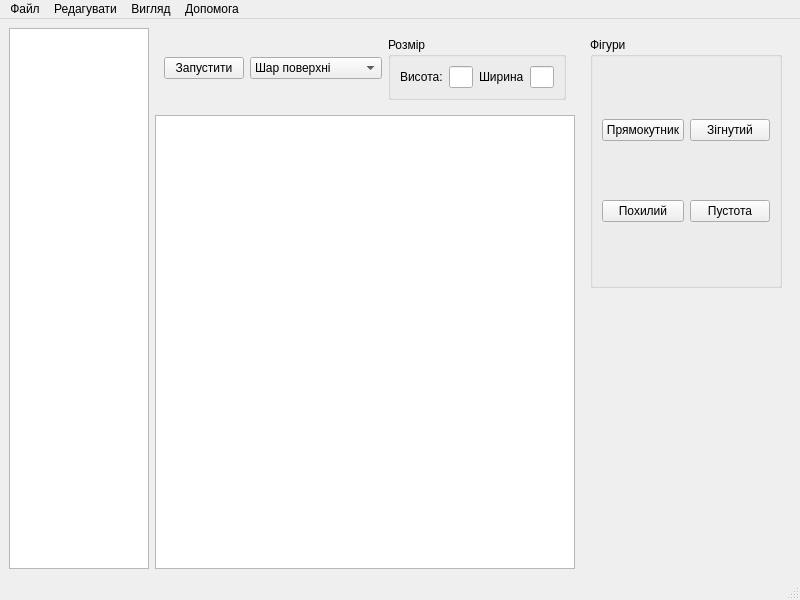
Before: the Qt Designer form interface/mainwindow.ui in JMrMark/FlatVec-Viewer, drawn with Qt 5.
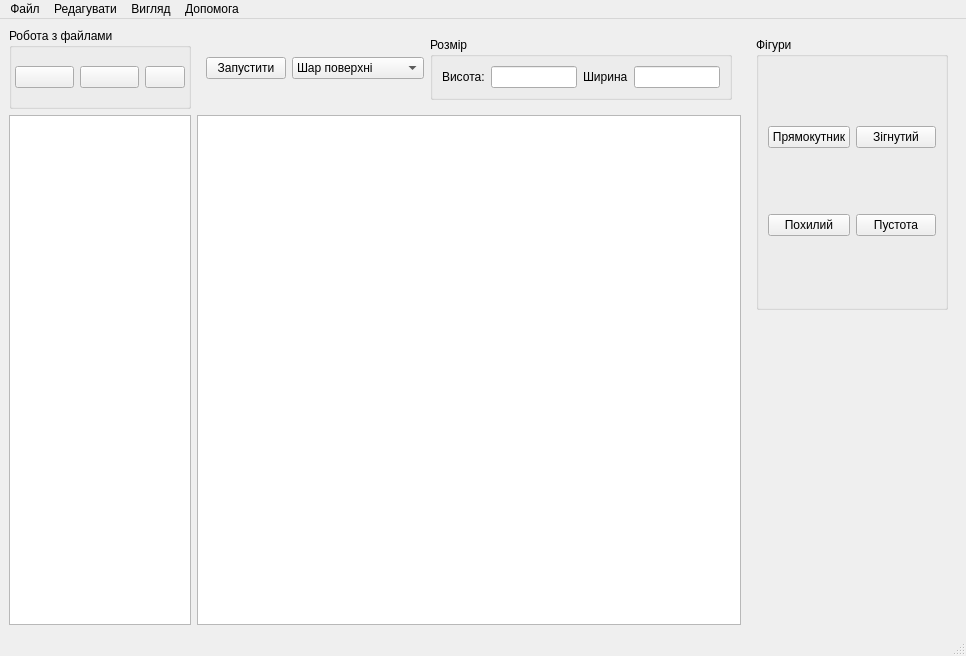
After: the same form once the commit is applied. Custom widgets are drawn as their Qt base class.

Diff of the .ui file:
```diff
--- a/interface/mainwindow.ui
+++ b/interface/mainwindow.ui
@@ -6,8 +6,8 @@
    <rect>
     <x>0</x>
     <y>0</y>
-    <width>800</width>
-    <height>600</height>
+    <width>966</width>
+    <height>656</height>
    </rect>
   </property>
   <property name="windowTitle">
@@ -142,8 +142,78 @@
       </layout>
      </widget>
     </item>
-    <item row="0" column="0" rowspan="3">
-     <widget class="QTreeView" name="treeView"/>
+    <item row="0" column="0">
+     <widget class="QGroupBox" name="groupBox_3">
+      <property name="title">
+       <string>Робота з файлами</string>
+      </property>
+      <layout class="QGridLayout" name="gridLayout_3" columnstretch="1,1,0">
+       <property name="leftMargin">
+        <number>3</number>
+       </property>
+       <property name="topMargin">
+        <number>3</number>
+       </property>
+       <property name="rightMargin">
+        <number>3</number>
+       </property>
+       <property name="bottomMargin">
+        <number>3</number>
+       </property>
+       <item row="0" column="0">
+        <widget class="QPushButton" name="pushButton_addNewFile">
+         <property name="enabled">
+          <bool>true</bool>
+         </property>
+         <property name="text">
+          <string/>
+         </property>
+         <property name="iconSize">
+          <size>
+           <width>8</width>
+           <height>8</height>
+          </size>
+         </property>
+        </widget>
+       </item>
+       <item row="0" column="1">
+        <widget class="QPushButton" name="pushButton_openNewFile">
+         <property name="text">
+          <string/>
+         </property>
+         <property name="iconSize">
+          <size>
+           <width>8</width>
+           <height>8</height>
+          </size>
+         </property>
+        </widget>
+       </item>
+       <item row="0" column="2">
+        <widget class="QPushButton" name="pushButton_deleteFile">
+         <property name="text">
+          <string/>
+         </property>
+         <property name="iconSize">
+          <size>
+           <width>8</width>
+           <height>8</height>
+          </size>
+         </property>
+        </widget>
+       </item>
+      </layout>
+     </widget>
+    </item>
+    <item row="1" column="0" rowspan="2">
+     <widget class="QTreeView" name="treeView">
+      <property name="baseSize">
+       <size>
+        <width>0</width>
+        <height>0</height>
+       </size>
+      </property>
+     </widget>
     </item>
    </layout>
   </widget>
@@ -152,14 +222,14 @@
     <rect>
      <x>0</x>
      <y>0</y>
-     <width>800</width>
+     <width>966</width>
      <height>22</height>
     </rect>
    </property>
    <property name="styleSheet">
     <string notr="true"/>
    </property>
-   <widget class="QMenu" name="menu">
+   <widget class="QMenu" name="file">
     <property name="title">
      <string>Файл</string>
     </property>
@@ -193,7 +263,7 @@
      <string>Вигляд</string>
     </property>
    </widget>
-   <addaction name="menu"/>
+   <addaction name="file"/>
    <addaction name="menu_2"/>
    <addaction name="menu_4"/>
    <addaction name="menu_3"/>
```
Left out of the diff: 32 changed lines with no effect on the pictures.
